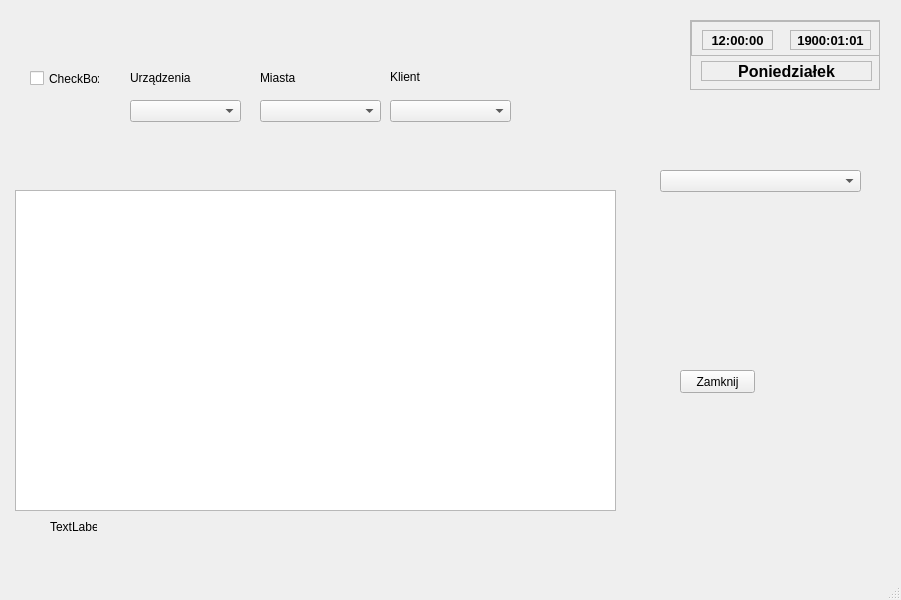
Above: DataBase/magazyn.ui from Astropl/OptiBase before the change. Below: the same form after it.
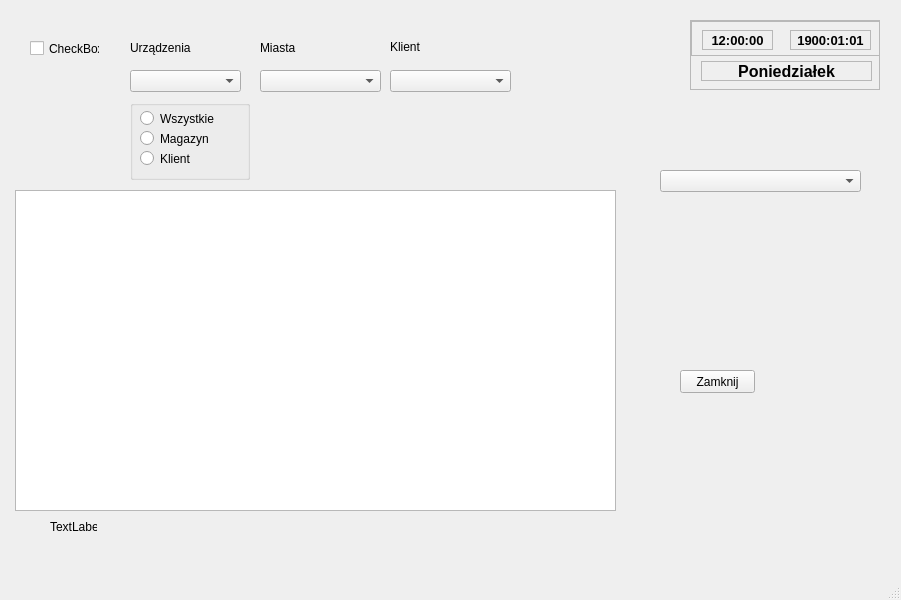
That is the form after the change.

Diff of the .ui file:
```diff
--- a/DataBase/magazyn.ui
+++ b/DataBase/magazyn.ui
@@ -170,7 +170,7 @@
     <property name="geometry">
      <rect>
       <x>30</x>
-      <y>70</y>
+      <y>40</y>
       <width>70</width>
       <height>17</height>
      </rect>
@@ -183,7 +183,7 @@
     <property name="geometry">
      <rect>
       <x>130</x>
-      <y>100</y>
+      <y>70</y>
       <width>111</width>
       <height>22</height>
      </rect>
@@ -193,7 +193,7 @@
     <property name="geometry">
      <rect>
       <x>260</x>
-      <y>100</y>
+      <y>70</y>
       <width>121</width>
       <height>22</height>
      </rect>
@@ -203,7 +203,7 @@
     <property name="geometry">
      <rect>
       <x>390</x>
-      <y>100</y>
+      <y>70</y>
       <width>121</width>
       <height>22</height>
      </rect>
@@ -213,7 +213,7 @@
     <property name="geometry">
      <rect>
       <x>130</x>
-      <y>70</y>
+      <y>40</y>
       <width>81</width>
       <height>16</height>
      </rect>
@@ -226,7 +226,7 @@
     <property name="geometry">
      <rect>
       <x>260</x>
-      <y>70</y>
+      <y>40</y>
       <width>101</width>
       <height>16</height>
      </rect>
@@ -239,7 +239,7 @@
     <property name="geometry">
      <rect>
       <x>390</x>
-      <y>70</y>
+      <y>40</y>
       <width>47</width>
       <height>13</height>
      </rect>
@@ -271,6 +271,58 @@
      </rect>
     </property>
    </widget>
+   <widget class="QGroupBox" name="groupBox">
+    <property name="geometry">
+     <rect>
+      <x>130</x>
+      <y>100</y>
+      <width>120</width>
+      <height>80</height>
+     </rect>
+    </property>
+    <property name="title">
+     <string/>
+    </property>
+    <widget class="QRadioButton" name="radioButton_3">
+     <property name="geometry">
+      <rect>
+       <x>10</x>
+       <y>50</y>
+       <width>82</width>
+       <height>17</height>
+      </rect>
+     </property>
+     <property name="text">
+      <string>Klient</string>
+     </property>
+    </widget>
+    <widget class="QRadioButton" name="radioButton">
+     <property name="geometry">
+      <rect>
+       <x>10</x>
+       <y>10</y>
+       <width>82</width>
+       <height>17</height>
+      </rect>
+     </property>
+     <property name="text">
+      <string>Wszystkie</string>
+     </property>
+    </widget>
+    <widget class="QRadioButton" name="radioButton_2">
+     <property name="geometry">
+      <rect>
+       <x>10</x>
+       <y>30</y>
+       <width>82</width>
+       <height>17</height>
+      </rect>
+     </property>
+     <property name="text">
+      <string>Magazyn</string>
+     </property>
+    </widget>
+   </widget>
   </widget>
   <widget class="QMenuBar" name="menubar">
    <property name="geometry">
```
